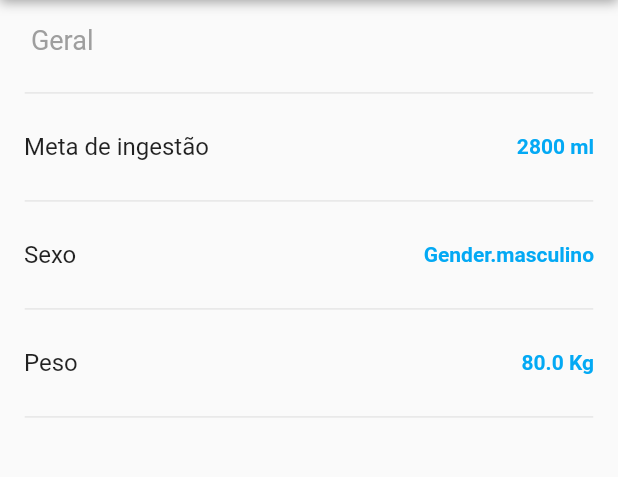
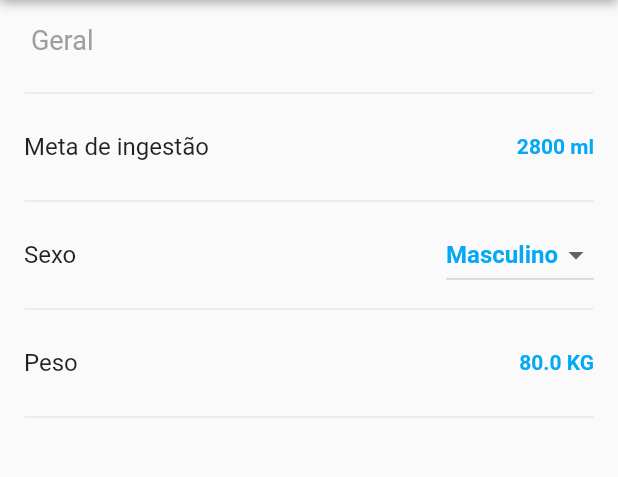
Before and after one commit to MateusHBR/myWaterReminder, a Flutter app: the screen it shows after launch, tab 3 chosen, on a phone screen of 412 x 824 dp, the part 84-561 px from its top. Run offline on Flutter 3.47's test engine with Material 2 defaults, Android fonts, the phone set to English and light mode, and no system bars; our stand-ins replace flutter_mobx, mobx; generated files the repository leaves out were written again.

Commit message:
inserindo modal para atualizacao da agua diaria e dropdownBox para mudar valor do sexo.

```diff
--- a/lib/view/configuration_screen.dart
+++ b/lib/view/configuration_screen.dart
@@ -1,6 +1,8 @@
 import 'package:dink_water/store/home_water_store.dart';
 import 'package:dink_water/widgets/item_config.dart';
+import 'package:dink_water/widgets/modal_bottom.dart';
 import 'package:flutter/material.dart';
+import 'package:flutter_mobx/flutter_mobx.dart';
 import 'package:provider/provider.dart';
 
 class ConfigurationScreen extends StatelessWidget {
@@ -29,9 +31,24 @@ class ConfigurationScreen extends StatelessWidget {
           ),
           child: Divider(),
         ),
-        ItemConfig(
-          title: 'Meta de ingestão',
-          value: '${homeWaterStore.user.diaryWater} ml',
+        Observer(
+          builder: (_) {
+            return ItemConfig(
+              title: 'Meta de ingestão',
+              value: '${homeWaterStore.user.diaryWater} ml',
+              function: () => showModalBottomSheet(
+                context: context,
+                shape: RoundedRectangleBorder(
+                  borderRadius: BorderRadius.only(
+                    topLeft: Radius.circular(20),
+                    topRight: Radius.circular(20),
+                  ),
+                ),
+                isScrollControlled: true,
+                builder: (_) => ModalBottom(),
+              ),
+            );
+          },
         ),
         Padding(
           padding: EdgeInsets.symmetric(
@@ -39,9 +56,18 @@ class ConfigurationScreen extends StatelessWidget {
           ),
           child: Divider(),
         ),
-        ItemConfig(
-          title: 'Sexo',
-          value: '${homeWaterStore.user.gender}',
+        ListTile(
+          title: Text('Sexo'),
+          trailing: Observer(
+            builder: (_) {
+              return DropdownButton(
+                // hint: Text('Selecione seu sexo'),
+                value: homeWaterStore.user.gender,
+                items: homeWaterStore.getDropDownGenre(),
+                onChanged: homeWaterStore.changeDropDown,
+              );
+            },
+          ),
         ),
         Padding(
           padding: EdgeInsets.symmetric(
@@ -51,7 +77,7 @@ class ConfigurationScreen extends StatelessWidget {
         ),
         ItemConfig(
           title: 'Peso',
-          value: '${homeWaterStore.user.weight} Kg',
+          value: '${homeWaterStore.user.weight} KG',
         ),
         Padding(
           padding: EdgeInsets.symmetric(
```
